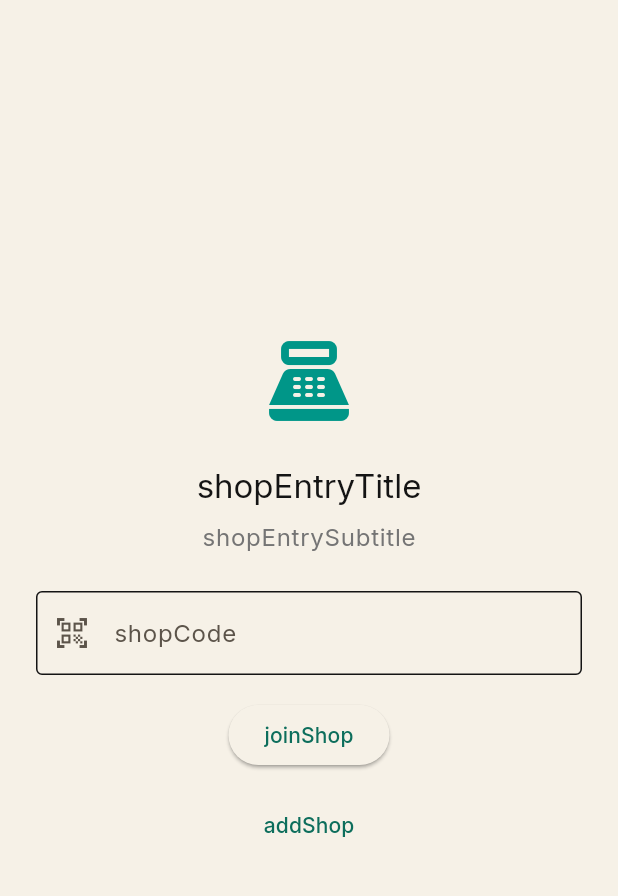
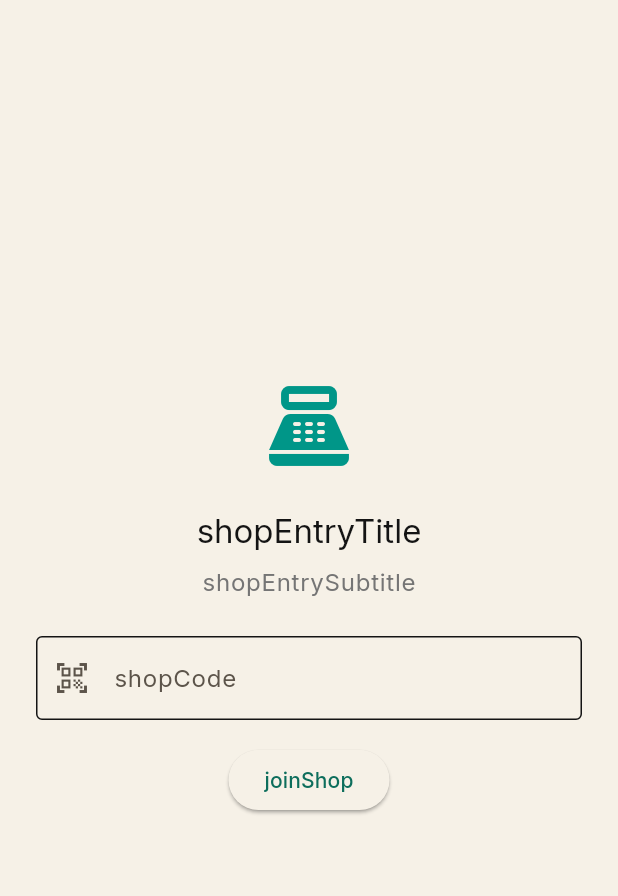
Before and after one commit to kyaroo/shopkeep, a Flutter app: the screen it shows after launch, on a phone screen of 412 x 824 dp, the part 63-959 px from its top. Run offline on Flutter 3.47's test engine with Material 3 defaults, Android fonts, the phone set to English and light mode, and no system bars; our stand-ins replace easy_localization, file_picker, image_picker, share_plus, shared_preferences, sqflite; missing offline and left inert: mobile_scanner; accounts and stored records are empty.

Commit message:
fix: gate shop management to admin flavor only

```diff
--- a/lib/screens/settings_screen.dart
+++ b/lib/screens/settings_screen.dart
@@ -8,6 +8,7 @@ import '../data/config.dart';
 import '../data/import_export.dart';
 import '../screens/shop_entry_screen.dart';
 import '../app_state.dart';
+import '../build_config.dart';
 
 /// Settings screen: business name, shop management, export/import.
 class SettingsScreen extends StatefulWidget {
@@ -247,6 +248,7 @@ class _SettingsScreenState extends State<SettingsScreen> {
             ),
           ),
           const SizedBox(height: 12),
+          if (kIsAdmin) ...[
           Card(
             child: Padding(
               padding: const EdgeInsets.all(16),
@@ -317,6 +319,7 @@ class _SettingsScreenState extends State<SettingsScreen> {
               ),
             ),
           ),
+          ],
           const SizedBox(height: 12),
           Card(
             child: Padding(
--- a/lib/screens/shop_entry_screen.dart
+++ b/lib/screens/shop_entry_screen.dart
@@ -1,7 +1,7 @@
 import 'package:flutter/material.dart';
 import 'package:easy_localization/easy_localization.dart';
 import '../data/config.dart';
-import '../theme.dart';
+import '../build_config.dart';
 
 /// Shop entry screen: the shopkeeper enters the shop code provided by the admin.
 ///
@@ -143,11 +143,13 @@ class _ShopEntryScreenState extends State<ShopEntryScreen> {
                     )
                   : Text('joinShop'.tr()),
             ),
-            const SizedBox(height: 12),
-            TextButton(
-              onPressed: _addShop,
-              child: Text('addShop'.tr()),
-            ),
+            if (kIsAdmin) ...[
+              const SizedBox(height: 12),
+              TextButton(
+                onPressed: _addShop,
+                child: Text('addShop'.tr()),
+              ),
+            ],
           ],
         ),
       ),
```
